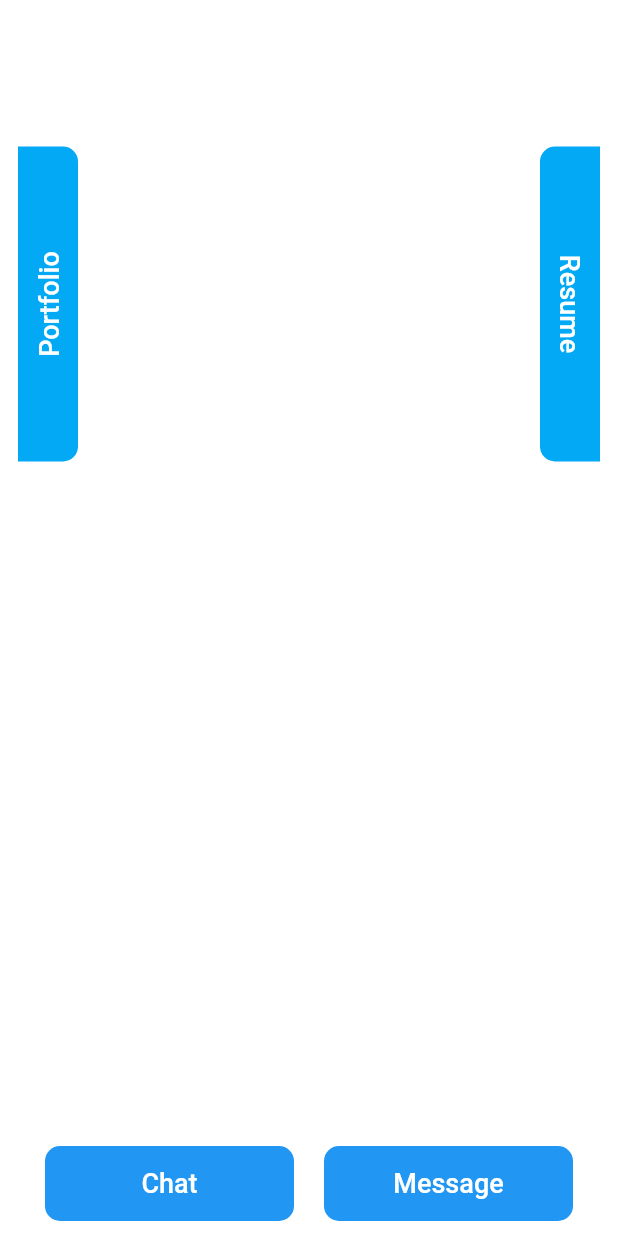
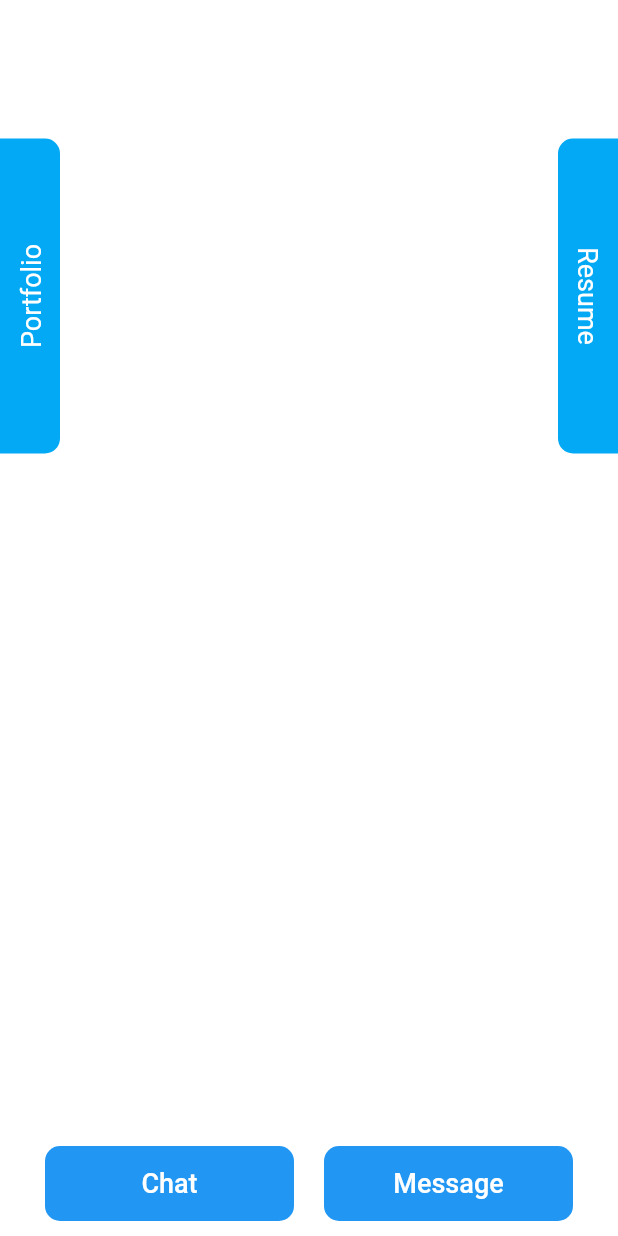
Before and after one commit to nilsonsasaki/flutter_portfolio_app, a Flutter app: the screen it shows after launch, on a phone screen of 412 x 824 dp. Run offline on Flutter 3.47's test engine with Material 2 defaults, Android fonts, the phone set to English and light mode, and no system bars.

Commit message:
changed TextButton to Gesture Detector

```diff
--- a/lib/widgets/lateral_tab.dart
+++ b/lib/widgets/lateral_tab.dart
@@ -2,11 +2,8 @@ import 'package:flutter/material.dart';
 import 'package:flutter_portfolio_app/constants.dart';
 
 class LateralTab extends StatelessWidget {
-  LateralTab({
-    @required this.isLeft,
-    @required this.text,
-    @required this.onPressed,
-  });
+  LateralTab(
+      {@required this.isLeft, @required this.text, @required this.onPressed});
 
   final Function onPressed;
   final bool isLeft;
@@ -14,9 +11,7 @@ class LateralTab extends StatelessWidget {
 
   @override
   Widget build(BuildContext context) {
-    return TextButton(
-      onPressed: onPressed,
-      child: SizedBox(
+    return SizedBox(
       height: 210.0,
       width: 40.0,
       child: Container(
@@ -33,6 +28,8 @@ class LateralTab extends StatelessWidget {
                   bottomLeft: Radius.circular(kLateralTabBorderRadius),
                 ),
         ),
+        child: GestureDetector(
+          onTap: onPressed,
           child: RotatedBox(
             quarterTurns: isLeft ? 3 : 1,
             child: Text(
```
Lines whose indentation alone changed are shown as unchanged.
